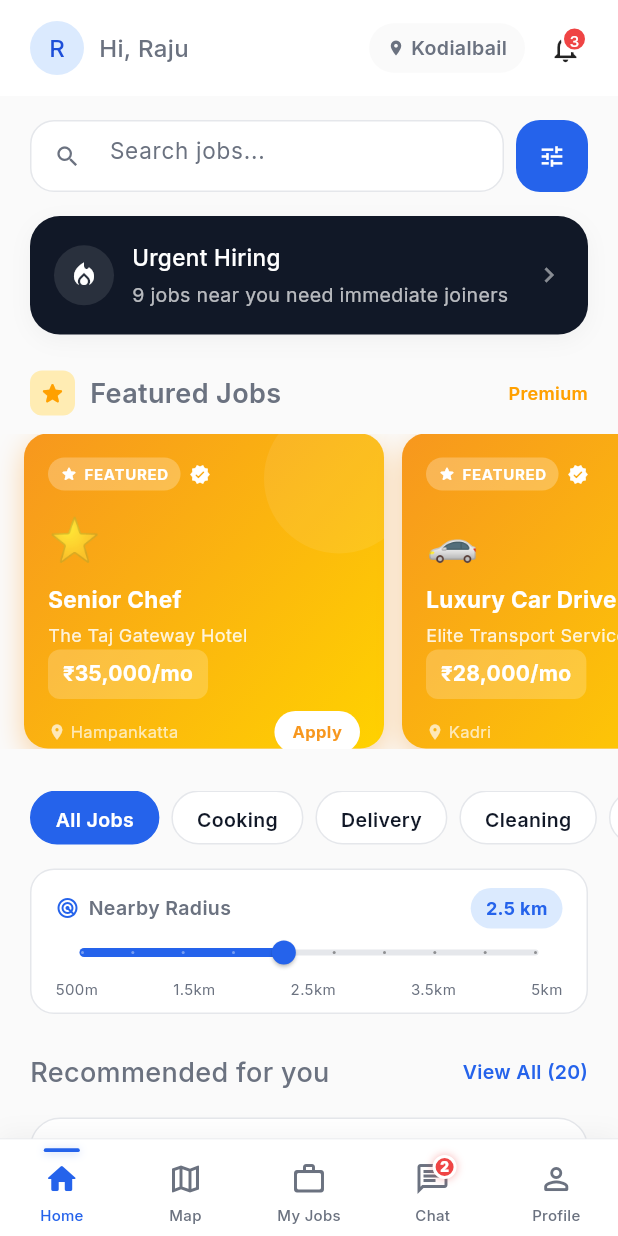
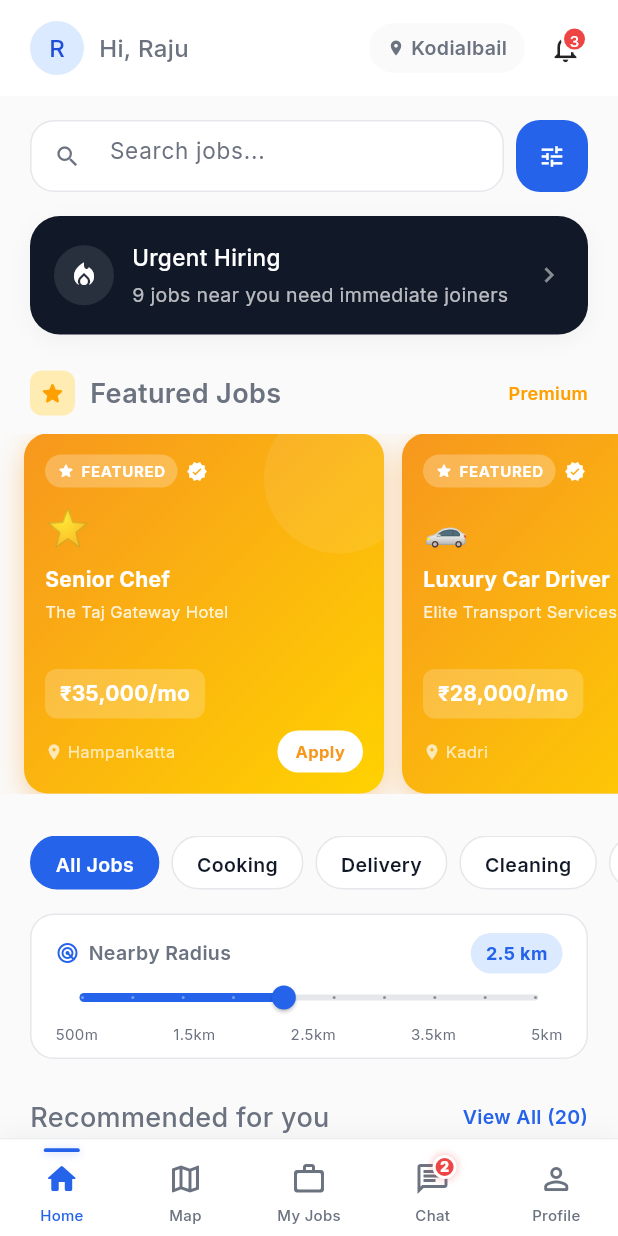
Before and after one commit to SyedMsidsm/Xypheria-Membrane-EmployeMe, a Flutter app: the JobFeed screen opened by its route, on a phone screen of 412 x 824 dp. Run offline on Flutter 3.47's test engine with Material 3 defaults, Android fonts, the phone set to English and light mode, and no system bars; our stand-ins replace flutter_map, geolocator, google_fonts, image_picker, latlong2, percent_indicator and 2 more; accounts and stored records are empty.

Commit message:
fix: resolve UI overflow in featured jobs carousel and fix map location loading on web platform

```diff
--- a/employme_flutter/lib/screens/worker/job_feed.dart
+++ b/employme_flutter/lib/screens/worker/job_feed.dart
@@ -213,7 +213,7 @@ class _JobFeedState extends State<JobFeed> {
 
   Widget _featuredCarousel(BuildContext context, AppState state, List<Map<String, dynamic>> featured) {
     return SizedBox(
-      height: 210,
+      height: 240,
       child: ListView.builder(
         scrollDirection: Axis.horizontal,
         padding: const EdgeInsets.symmetric(horizontal: 16),
@@ -517,7 +517,7 @@ class _FeaturedJobCard extends StatelessWidget {
               ),
             ),
             Padding(
-              padding: const EdgeInsets.all(16),
+              padding: const EdgeInsets.all(14),
               child: Column(
                 crossAxisAlignment: CrossAxisAlignment.start,
                 children: [
@@ -540,14 +540,14 @@ class _FeaturedJobCard extends StatelessWidget {
                       const Icon(Icons.verified_rounded, size: 14, color: Colors.white),
                     ],
                   ]),
-                  const SizedBox(height: 10),
+                  const SizedBox(height: 8),
                   // Emoji
-                  Text(job['emoji'] as String? ?? '💼', style: const TextStyle(fontSize: 28)),
-                  const SizedBox(height: 6),
+                  Text(job['emoji'] as String? ?? '💼', style: const TextStyle(fontSize: 24)),
+                  const SizedBox(height: 4),
                   // Title
-                  Text(title, style: const TextStyle(color: Colors.white, fontSize: 15, fontWeight: FontWeight.w700), maxLines: 2, overflow: TextOverflow.ellipsis),
+                  Text(title, style: const TextStyle(color: Colors.white, fontSize: 14, fontWeight: FontWeight.w700), maxLines: 2, overflow: TextOverflow.ellipsis),
                   const SizedBox(height: 2),
-                  Text(job['company'] as String, style: TextStyle(color: Colors.white.withOpacity(0.85), fontSize: 12), maxLines: 1, overflow: TextOverflow.ellipsis),
+                  Text(job['company'] as String, style: TextStyle(color: Colors.white.withOpacity(0.85), fontSize: 11), maxLines: 1, overflow: TextOverflow.ellipsis),
                   const Spacer(),
                   // Salary
                   Container(
```
Also changed, not shown: employme_flutter/lib/screens/worker/nearby_jobs_map.dart (+25 -1 lines).
